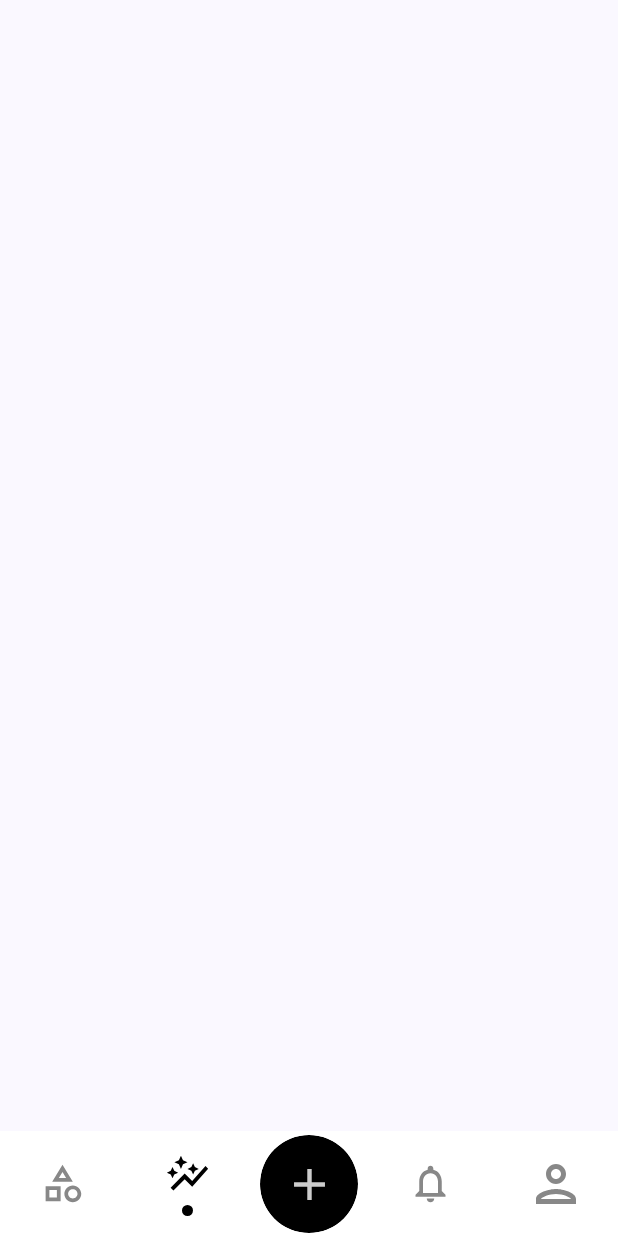
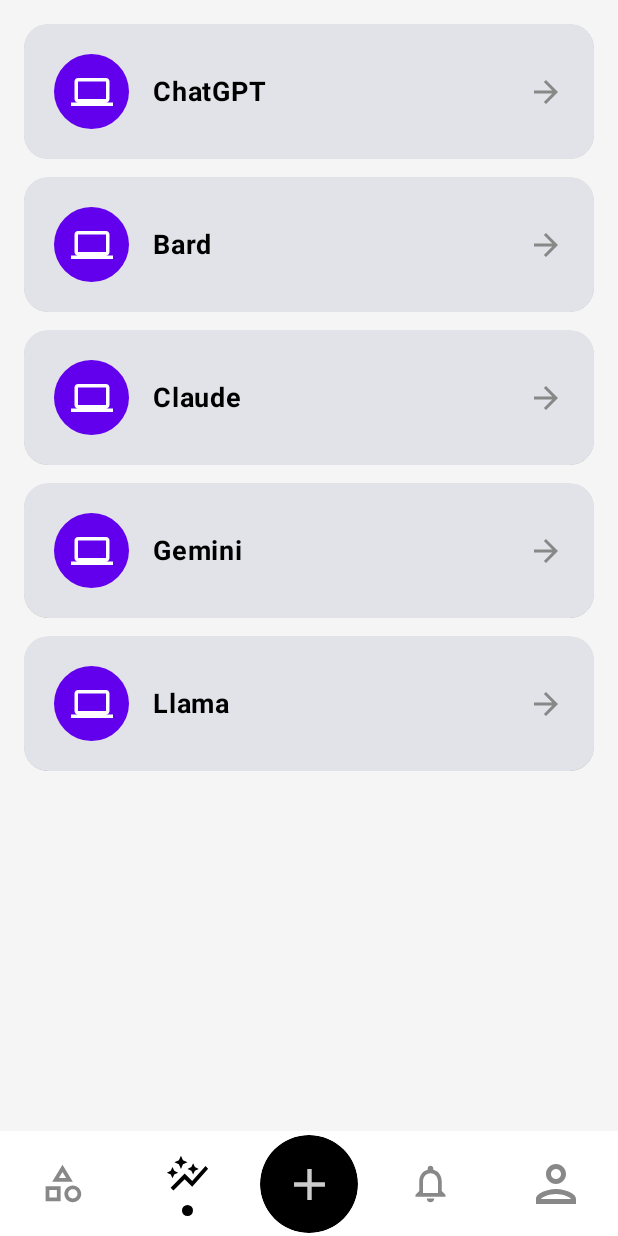
Before and after one commit to Rimbo456/Health-Tracking-App, an Android app built with Jetpack Compose: the composable MainScreen shown on its own in the app's theme, after a tap on "ShoppingBag", on a phone screen of 412 x 824 dp. Run offline under Robolectric (Android 15) with nearby library versions, the phone set to English and light mode, and no system bars.

Commit message:
thêm màn hình model

```diff
--- a/app/src/main/java/com/example/healthtrackingapp/ui/screens/GraphScreen.kt
+++ /dev/null
@@ -1,40 +0,0 @@
-package com.example.healthtrackingapp.ui.screens
-
-import android.view.LayoutInflater
-import androidx.compose.foundation.Canvas
-import androidx.compose.foundation.background
-import androidx.compose.foundation.layout.Arrangement
-import androidx.compose.foundation.layout.Column
-import androidx.compose.foundation.layout.Spacer
-import androidx.compose.foundation.layout.fillMaxSize
-import androidx.compose.foundation.layout.fillMaxWidth
-import androidx.compose.foundation.layout.height
-import androidx.compose.foundation.layout.padding
-import androidx.compose.foundation.shape.RoundedCornerShape
-import androidx.compose.material3.Button
-import androidx.compose.material3.Card
-import androidx.compose.material3.CardDefaults
-import androidx.compose.material3.ExperimentalMaterial3Api
-import androidx.compose.material3.Scaffold
-import androidx.compose.material3.Text
-import androidx.compose.material3.TopAppBar
-import androidx.compose.runtime.Composable
-import androidx.compose.ui.Alignment
-import androidx.compose.ui.Modifier
-import androidx.compose.ui.geometry.Offset
-import androidx.compose.ui.graphics.Color
-import androidx.compose.ui.text.font.FontWeight
-import androidx.compose.ui.tooling.preview.Preview
-import androidx.compose.ui.unit.dp
-import androidx.compose.ui.unit.sp
-import androidx.compose.ui.viewinterop.AndroidView
-import co.yml.charts.axis.AxisData
-import co.yml.charts.common.model.Point
-import co.yml.charts.common.utils.DataUtils
-import co.yml.charts.ui.barchart.models.BarChartData
-import com.example.healthtrackingapp.R
-
-@Composable
-fun GraphScreen() {
-
-}
--- a/app/src/main/java/com/example/healthtrackingapp/ui/screens/MainScreen.kt
+++ b/app/src/main/java/com/example/healthtrackingapp/ui/screens/MainScreen.kt
@@ -46,7 +46,7 @@ fun MainScreen(
                 .padding(innerPadding)
         ) {
             composable("dashboard") { DashboardScreen(mainNavController) }
-            composable("graph") { GraphScreen() }
+            composable("graph") { ModelScreen(mainNavController) }
             composable("notification") { NotificationScreen() }
             composable("user") { UserScreen() }
         }
--- /dev/null
+++ b/app/src/main/java/com/example/healthtrackingapp/ui/screens/ModelScreen.kt
@@ -0,0 +1,263 @@
+package com.example.healthtrackingapp.ui.screens
+
+import androidx.compose.foundation.Image
+import androidx.compose.foundation.background
+import androidx.compose.foundation.border
+import androidx.compose.foundation.clickable
+import androidx.compose.foundation.layout.Arrangement
+import androidx.compose.foundation.layout.Box
+import androidx.compose.foundation.layout.Column
+import androidx.compose.foundation.layout.Row
+import androidx.compose.foundation.layout.Spacer
+import androidx.compose.foundation.layout.WindowInsets
+import androidx.compose.foundation.layout.asPaddingValues
+import androidx.compose.foundation.layout.captionBar
+import androidx.compose.foundation.layout.fillMaxSize
+import androidx.compose.foundation.layout.fillMaxWidth
+import androidx.compose.foundation.layout.height
+import androidx.compose.foundation.layout.padding
+import androidx.compose.foundation.layout.size
+import androidx.compose.foundation.layout.systemBars
+import androidx.compose.foundation.layout.width
+import androidx.compose.foundation.lazy.LazyColumn
+import androidx.compose.foundation.lazy.items
+import androidx.compose.foundation.shape.CircleShape
+import androidx.compose.foundation.shape.RoundedCornerShape
+import androidx.compose.material.icons.Icons
+import androidx.compose.material.icons.filled.ArrowForward
+import androidx.compose.material.icons.filled.ArrowForwardIos
+import androidx.compose.material.icons.filled.Computer
+import androidx.compose.material3.Card
+import androidx.compose.material3.CardDefaults
+import androidx.compose.material3.Icon
+import androidx.compose.material3.Text
+import androidx.compose.runtime.Composable
+import androidx.compose.ui.Alignment
+import androidx.compose.ui.Modifier
+import androidx.compose.ui.draw.clip
+import androidx.compose.ui.draw.shadow
+import androidx.compose.ui.graphics.Color
+import androidx.compose.ui.res.painterResource
+import androidx.compose.ui.text.font.FontWeight
+import androidx.compose.ui.unit.dp
+import androidx.compose.ui.unit.sp
+import androidx.navigation.NavController
+
+//@Composable
+//fun ModelScreen() {
+//    Column(
+//        modifier = Modifier.fillMaxSize(),
+//        verticalArrangement = Arrangement.spacedBy(10.dp),
+//        horizontalAlignment = Alignment.CenterHorizontally
+//    ) {
+//        Card(
+//            colors = CardDefaults.cardColors(),
+//            elevation = CardDefaults.cardElevation(5.dp),
+//            shape = RoundedCornerShape(30.dp),
+//            modifier = Modifier,
+////        border = BorderStroke(width = 2.dp, color = Color.Black)
+//        ) {
+//            Column(
+//                modifier = Modifier
+//                    .fillMaxWidth()
+//                    .clickable { },
+//                horizontalAlignment = Alignment.CenterHorizontally
+//            ) {
+//                Row(
+//                    modifier = Modifier
+//                        .fillMaxWidth()
+//                        .padding(17.dp),
+//                    horizontalArrangement = Arrangement.SpaceBetween,
+//                    verticalAlignment = Alignment.CenterVertically
+//                ) {
+//                    Row(
+//                        horizontalArrangement = Arrangement.SpaceBetween,
+//                        verticalAlignment = Alignment.CenterVertically
+//                    ) {
+////                    Image(
+////                        painter = painterResource(id = null),
+////                        contentDescription = null,
+////                        modifier = Modifier
+////                            .size(35.dp)
+////                            .padding(end = 5.dp)
+////                    )
+//                        Text(
+//                            text = "title",
+//                            fontSize = 16.sp,
+//                            fontWeight = FontWeight.Bold
+//                        )
+//                    }
+//                    Row(
+//                        horizontalArrangement = Arrangement.SpaceBetween,
+//                        verticalAlignment = Alignment.CenterVertically
+//                    ) {
+//                        Text(
+//                            text = "khong on",
+//                            fontSize = 16.sp,
+//                            modifier = Modifier.padding(end = 5.dp)
+//                        )
+//                        Icon(
+//                            imageVector = Icons.Default.ArrowForwardIos,
+//                            contentDescription = null
+//                        )
+//                    }
+//                }
+//                Box(
+//                    modifier = Modifier
+//                        .height(1.dp)
+//                        .fillMaxWidth()
+//                        .border(1.dp, Color.Gray)
+//                )
+//                Row(
+//                    modifier = Modifier
+//                        .fillMaxWidth()
+//                        .padding(17.dp),
+//                    horizontalArrangement = Arrangement.SpaceBetween
+//                ) {
+//                    Text(text = "Khong co du lieu")
+//                    Text(text = "Time")
+//                }
+//            }
+//        }
+//        Card(
+//            colors = CardDefaults.cardColors(),
+//            elevation = CardDefaults.cardElevation(5.dp),
+//            shape = RoundedCornerShape(30.dp),
+//            modifier = Modifier,
+////        border = BorderStroke(width = 2.dp, color = Color.Black)
+//        ) {
+//            Column(
+//                modifier = Modifier
+//                    .fillMaxWidth()
+//                    .clickable { },
+//                horizontalAlignment = Alignment.CenterHorizontally
+//            ) {
+//                Row(
+//                    modifier = Modifier
+//                        .fillMaxWidth()
+//                        .padding(17.dp),
+//                    horizontalArrangement = Arrangement.SpaceBetween,
+//                    verticalAlignment = Alignment.CenterVertically
+//                ) {
+//                    Row(
+//                        horizontalArrangement = Arrangement.SpaceBetween,
+//                        verticalAlignment = Alignment.CenterVertically
+//                    ) {
+////                    Image(
+////                        painter = painterResource(id = null),
+////                        contentDescription = null,
+////                        modifier = Modifier
+////                            .size(35.dp)
+////                            .padding(end = 5.dp)
+////                    )
+//                        Text(
+//                            text = "title",
+//                            fontSize = 16.sp,
+//                            fontWeight = FontWeight.Bold
+//                        )
+//                    }
+//                    Row(
+//                        horizontalArrangement = Arrangement.SpaceBetween,
+//                        verticalAlignment = Alignment.CenterVertically
+//                    ) {
+//                        Text(
+//                            text = "khong on",
+//                            fontSize = 16.sp,
+//                            modifier = Modifier.padding(end = 5.dp)
+//                        )
+//                        Icon(
+//                            imageVector = Icons.Default.ArrowForwardIos,
+//                            contentDescription = null
+//                        )
+//                    }
+//                }
+//                Box(
+//                    modifier = Modifier
+//                        .height(1.dp)
+//                        .fillMaxWidth()
+//                        .border(1.dp, Color.Gray)
+//                )
+//                Row(
+//                    modifier = Modifier
+//                        .fillMaxWidth()
+//                        .padding(17.dp),
+//                    horizontalArrangement = Arrangement.SpaceBetween
+//                ) {
+//                    Text(text = "Khong co du lieu")
+//                    Text(text = "Time")
+//                }
+//            }
+//        }
+//    }
+//}
+@Composable
+fun ModelScreen(navController: NavController) {
+    val models = listOf(
+        "ChatGPT", "Bard", "Claude", "Gemini", "Llama"
+    )
+
+    LazyColumn(
+        modifier = Modifier
+            .fillMaxSize()
+            .background(Color(0xFFF5F5F5)) // Màu nền nhẹ
+            .padding(16.dp)
+    ) {
+        items(models) { model ->
+            AIModelCard(model) {
+                navController.navigate("model_detail/$model")
+            }
+            Spacer(modifier = Modifier.height(12.dp))
+        }
+    }
+}
+
+@Composable
+fun AIModelCard(modelName: String, onClick: () -> Unit) {
+    Card(
+        modifier = Modifier
+            .fillMaxWidth()
+            .clip(RoundedCornerShape(16.dp))
+            .clickable { onClick() }
+            .background(Color.White)
+            .shadow(6.dp, RoundedCornerShape(16.dp)),
+        shape = RoundedCornerShape(16.dp),
+        elevation = CardDefaults.cardElevation(4.dp)
+    ) {
+        Row(
+            modifier = Modifier
+                .padding(20.dp)
+                .fillMaxWidth(),
+            verticalAlignment = Alignment.CenterVertically,
+            horizontalArrangement = Arrangement.SpaceBetween
+        ) {
+            Row(verticalAlignment = Alignment.CenterVertically) {
+                Box(
+                    modifier = Modifier
+                        .size(50.dp)
+                        .background(Color(0xFF6200EE), CircleShape),
+                    contentAlignment = Alignment.Center
+                ) {
+                    Icon(
+                        imageVector = Icons.Default.Computer,
+                        contentDescription = "AI Model",
+                        tint = Color.White,
+                        modifier = Modifier.size(28.dp)
+                    )
+                }
+                Spacer(modifier = Modifier.width(16.dp))
+                Text(
+                    text = modelName,
+                    fontSize = 18.sp,
+                    fontWeight = FontWeight.Bold,
+                    color = Color.Black
+                )
+            }
+            Icon(
+                imageVector = Icons.Default.ArrowForward,
+                contentDescription = "Go",
+                tint = Color.Gray,
+                modifier = Modifier.size(24.dp)
+            )
+        }
+    }
+}
```
